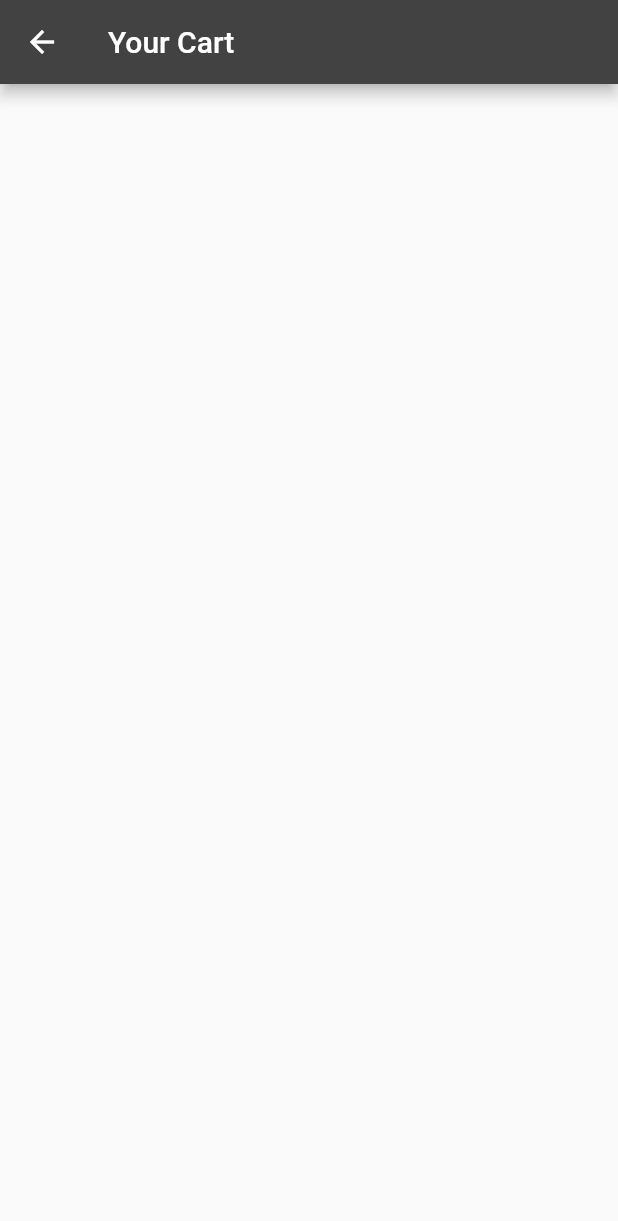
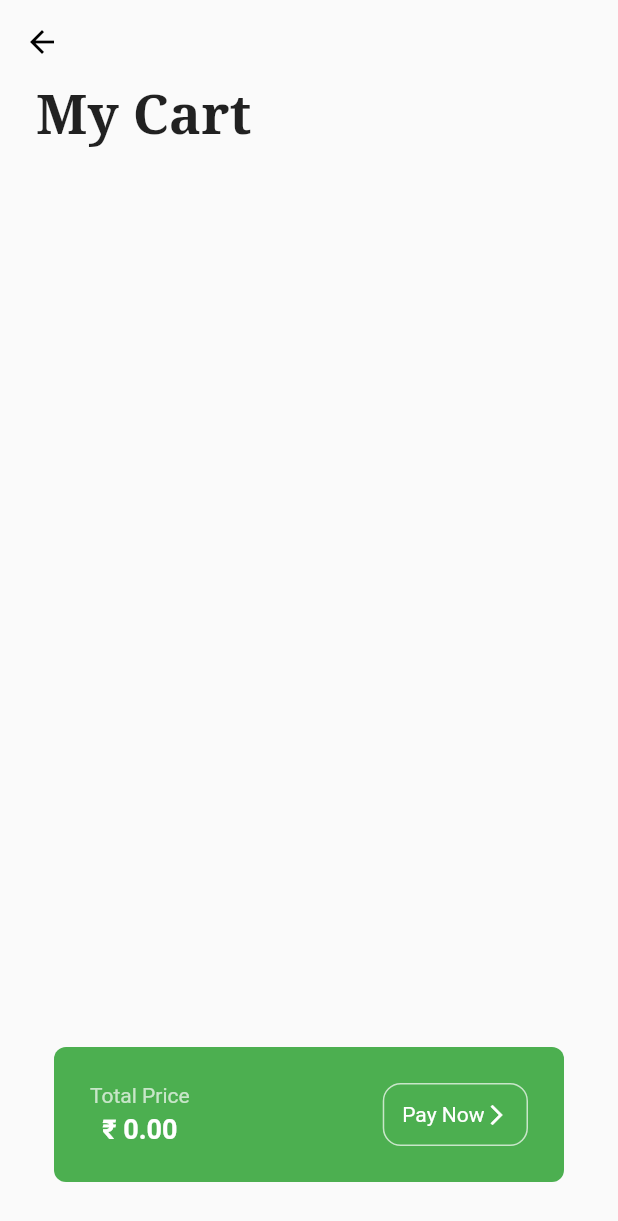
Before and after one commit to MohamedArafath205/Cafe-Connect, a Flutter app: the screen it shows once a user with an empty profile is signed in, after a tap on the "shopping cart" icon, on a phone screen of 412 x 824 dp. Shown: the top 1221 px of the screen. Run offline on Flutter 3.47's test engine with Material 2 defaults, Android fonts, the phone set to English and light mode, and no system bars; our stand-ins replace firebase_auth, firebase_core, google_fonts, google_sign_in; accounts and stored records are empty; network calls fail.

Commit message:
Finished the cart system

```diff
--- a/lib/components/cafe_menu_tile.dart
+++ b/lib/components/cafe_menu_tile.dart
@@ -43,7 +43,7 @@ class CafeMenuTile extends StatelessWidget {
               onPressed: onPressed,
               color: color[800],
               child: Text(
-                itemPrice,
+                "₹ " + itemPrice,
                 style: const TextStyle(
                   color: Colors.white,
                   fontWeight: FontWeight.bold,
--- a/lib/model/cart_model.dart
+++ b/lib/model/cart_model.dart
@@ -4,10 +4,10 @@ class CartModel extends ChangeNotifier {
   // list the items for sale
   final List _shopItems = [
     // [itemName, itemPrice, imagePath, color]
-    ["Veg Parotta", "₹ 40.00", "lib/images/veg-noodle.png", Colors.green],
-    ["Veg Noodle", "₹ 60.00", "lib/images/veg-noodle.png", Colors.green],
-    ["Veg Fried rice", "₹ 60.00", "lib/images/veg-noodle.png", Colors.green],
-    ["Briyani", "₹ 100.00", "lib/images/veg-noodle.png", Colors.red],
+    ["Veg Parotta", "40.00", "lib/images/veg-noodle.png", Colors.green],
+    ["Veg Noodle", "60.00", "lib/images/veg-noodle.png", Colors.green],
+    ["Veg Fried rice", "60.00", "lib/images/veg-noodle.png", Colors.green],
+    ["Briyani", "100.00", "lib/images/veg-noodle.png", Colors.red],
   ];
 
   List _cartItems = [];
--- a/lib/pages/cart_page.dart
+++ b/lib/pages/cart_page.dart
@@ -1,4 +1,5 @@
 import 'package:flutter/material.dart';
+import 'package:google_fonts/google_fonts.dart';
 import 'package:provider/provider.dart';
 import '../model/cart_model.dart';
 
@@ -9,12 +10,25 @@ class CartPage extends StatelessWidget {
   Widget build(BuildContext context) {
     return Scaffold(
       appBar: AppBar(
-        title: Text("Your Cart"),
-        backgroundColor: Colors.grey[800],
+        backgroundColor: Colors.transparent,
+        elevation: 0,
+        iconTheme: IconThemeData(color: Colors.black),
       ),
       body: Consumer<CartModel>(builder: (context, value, child) {
         return Column(
+          crossAxisAlignment: CrossAxisAlignment.start,
           children: [
+            Padding(
+              padding: const EdgeInsets.symmetric(horizontal: 24.0),
+              child: Text(
+                "My Cart",
+                style: GoogleFonts.notoSerif(
+                  fontSize: 36,
+                  fontWeight: FontWeight.bold,
+                ),
+              ),
+            ),
+
             // list of cart items
             Expanded(
                 child: ListView.builder(
@@ -32,7 +46,7 @@ class CartPage extends StatelessWidget {
                             leading: Image.asset(value.cartItems[index][2],
                                 height: 36),
                             title: Text(value.cartItems[index][0]),
-                            subtitle: Text(value.cartItems[index][1]),
+                            subtitle: Text("₹ " + value.cartItems[index][1]),
                             trailing: IconButton(
                               icon: Icon(Icons.cancel),
                               onPressed: () =>
@@ -43,7 +57,57 @@ class CartPage extends StatelessWidget {
                         ),
                       );
                     })),
+
             // total price
+            Padding(
+              padding: const EdgeInsets.all(36.0),
+              child: Container(
+                decoration: BoxDecoration(
+                    color: Colors.green,
+                    borderRadius: BorderRadius.circular(8)),
+                padding: const EdgeInsets.all(24),
+                child: Row(
+                    mainAxisAlignment: MainAxisAlignment.spaceBetween,
+                    children: [
+                      Column(
+                        children: [
+                          Text(
+                            "Total Price",
+                            style: TextStyle(color: Colors.green[100]),
+                          ),
+                          const SizedBox(height: 4),
+                          Text("₹ " + value.calculateTotal(),
+                              style: const TextStyle(
+                                color: Colors.white,
+                                fontSize: 18,
+                                fontWeight: FontWeight.bold,
+                              )),
+                        ],
+                      ),
+
+                      // Pay Now button
+                      Container(
+                        decoration: BoxDecoration(
+                            border: Border.all(color: Colors.green.shade100),
+                            borderRadius: BorderRadius.circular(12)),
+                        padding: EdgeInsets.all(12),
+                        child: const Row(
+                          children: [
+                            Text(
+                              "Pay Now",
+                              style: TextStyle(color: Colors.white),
+                            ),
+                            Icon(
+                              Icons.arrow_forward_ios,
+                              size: 16,
+                              color: Colors.white,
+                            )
+                          ],
+                        ),
+                      ),
+                    ]),
+              ),
+            ),
           ],
         );
       }),
--- a/lib/pages/home_page.dart
+++ b/lib/pages/home_page.dart
@@ -33,33 +33,19 @@ class HomePage extends StatelessWidget {
           child: Column(
             crossAxisAlignment: CrossAxisAlignment.start,
             children: [
-              const SizedBox(height: 48),
-              // greetings
-              const Padding(
-                padding: EdgeInsets.symmetric(horizontal: 24.0),
-                child: Text("Hello there,"),
-              ),
-
-              const SizedBox(height: 4),
+              const SizedBox(height: 10),
               // Let's order something
               Padding(
                 padding: const EdgeInsets.symmetric(horizontal: 24.0),
                 child: Text(
                   "Enjoy your hassle free order experience",
                   style: GoogleFonts.notoSerif(
-                    fontSize: 36,
+                    fontSize: 28,
                     fontWeight: FontWeight.bold,
                   ),
                 ),
               ),
 
-              // divider
-              const SizedBox(height: 24),
-
-              const Padding(
-                padding: EdgeInsets.symmetric(horizontal: 24.0),
-                child: Divider(),
-              ),
               // Menu
               const SizedBox(height: 24),
 
@@ -67,6 +53,8 @@ class HomePage extends StatelessWidget {
                 padding: EdgeInsets.symmetric(horizontal: 24.0),
                 child: Text("Today's menu", style: TextStyle(fontSize: 16)),
               ),
+
+              const SizedBox(height: 24),
 
               Expanded(
                 child: Consumer<CartModel>(builder: (context, value, child) {
```
